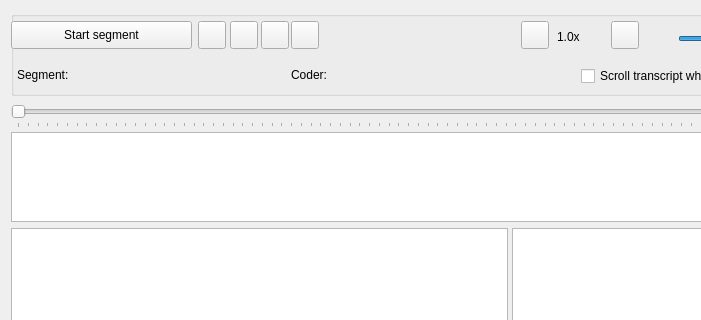
Qt form GUI_UIs/ui_dialog_code_av.ui (ccbogel/QualCoder) before a commit; both pictures show x 0 to 701 and y 0 to 320 of the 1020 by 641 pixel window.
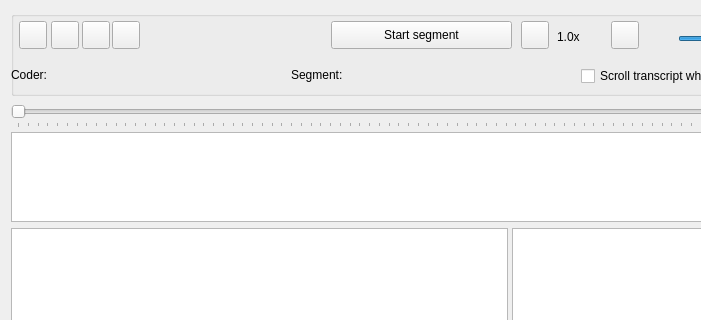
The same form after that commit.

```diff
--- a/GUI_UIs/ui_dialog_code_av.ui
+++ b/GUI_UIs/ui_dialog_code_av.ui
@@ -179,7 +179,7 @@
      <widget class="QPushButton" name="pushButton_play">
       <property name="geometry">
        <rect>
-        <x>187</x>
+        <x>8</x>
         <y>10</y>
         <width>28</width>
         <height>28</height>
@@ -233,7 +233,7 @@
      <widget class="QLabel" name="label_time">
       <property name="geometry">
        <rect>
-        <x>320</x>
+        <x>138</x>
         <y>10</y>
         <width>181</width>
         <height>28</height>
@@ -246,7 +246,7 @@
      <widget class="QPushButton" name="pushButton_coding">
       <property name="geometry">
        <rect>
-        <x>0</x>
+        <x>320</x>
         <y>10</y>
         <width>181</width>
         <height>28</height>
@@ -263,7 +263,7 @@
      <widget class="QLabel" name="label_segment">
       <property name="geometry">
        <rect>
-        <x>6</x>
+        <x>280</x>
         <y>50</y>
         <width>241</width>
         <height>28</height>
@@ -279,7 +279,7 @@
      <widget class="QLabel" name="label_coder">
       <property name="geometry">
        <rect>
-        <x>280</x>
+        <x>0</x>
         <y>50</y>
         <width>261</width>
         <height>28</height>
@@ -334,7 +334,7 @@
      <widget class="QPushButton" name="pushButton_rewind_30">
       <property name="geometry">
        <rect>
-        <x>250</x>
+        <x>71</x>
         <y>10</y>
         <width>28</width>
         <height>28</height>
@@ -350,7 +350,7 @@
      <widget class="QPushButton" name="pushButton_forward_30">
       <property name="geometry">
        <rect>
-        <x>280</x>
+        <x>101</x>
         <y>10</y>
         <width>28</width>
         <height>28</height>
@@ -398,7 +398,7 @@
      <widget class="QPushButton" name="pushButton_rewind_5">
       <property name="geometry">
        <rect>
-        <x>219</x>
+        <x>40</x>
         <y>10</y>
         <width>28</width>
         <height>28</height>
```
Left out of the diff: 22 changed lines with no effect on the pictures.
